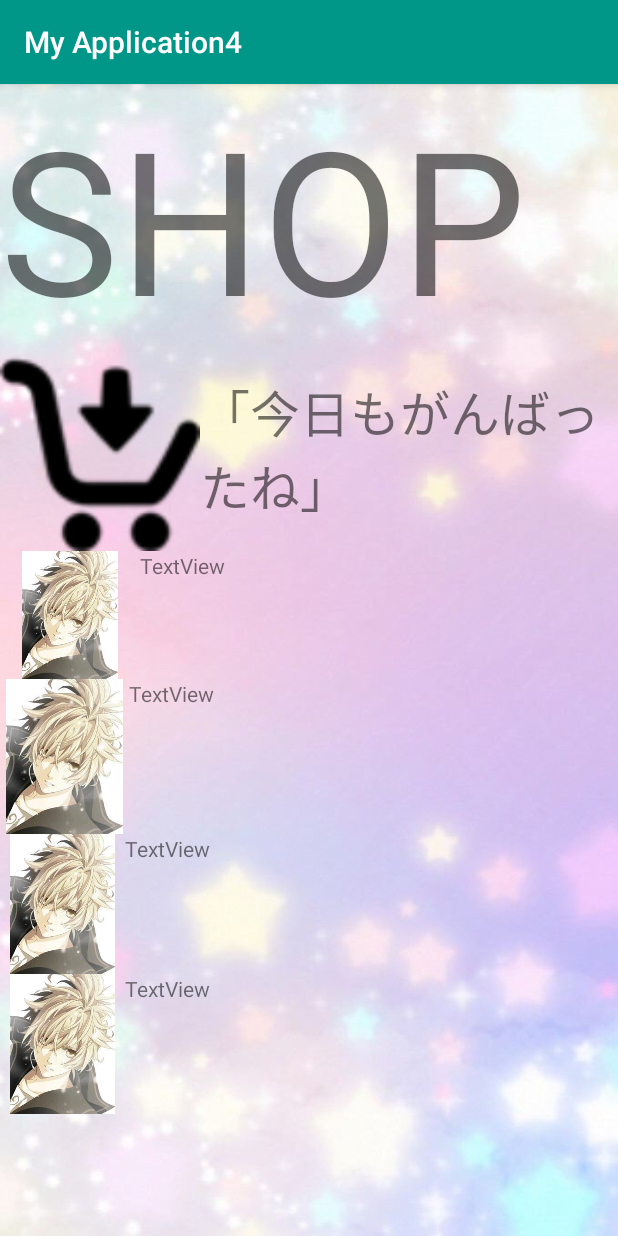
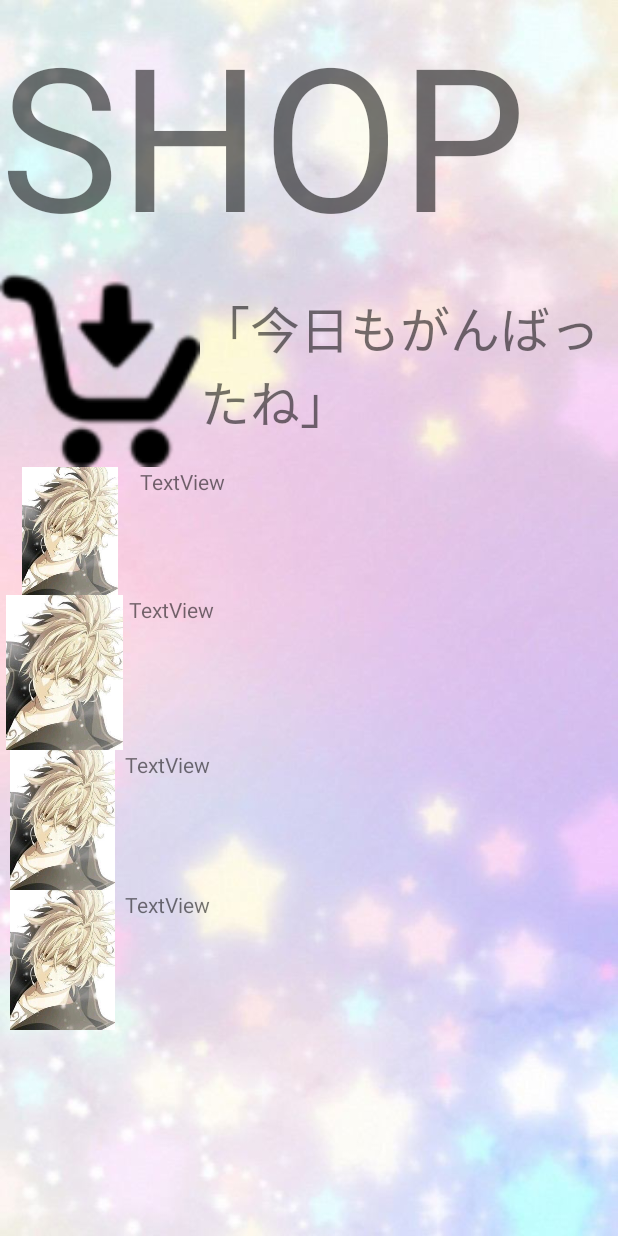
Before and after one commit to NaomiF07/androidAppEx, an Android app: the ShopView screen opened directly, with no data from a screen before it, on a phone screen of 412 x 824 dp. Run offline under Robolectric (Android 15) with nearby library versions, the phone set to English and light mode, and no system bars; Roboto replaces fonts that are not available here.

Commit message:
ショップの上部バーを削除

```diff
--- a/app/src/main/AndroidManifest.xml
+++ b/app/src/main/AndroidManifest.xml
@@ -7,7 +7,7 @@
         android:icon="@drawable/team_icon2"
         android:label="@string/app_name"
         android:supportsRtl="true"
-        android:theme="@style/AppTheme"
+        android:theme="@style/Theme.AppCompat.Light.NoActionBar.FullScreen"
         android:name="Globals">
         <activity
             android:name=".MainActivity"
--- a/app/src/main/res/values/styles.xml
+++ b/app/src/main/res/values/styles.xml
@@ -24,4 +24,12 @@
     <style name="MyTabText" parent="TextAppearance.AppCompat.Button">
         <item name="android:textColor">#eeeeee</item>
     </style>
+
+
+    <style name="Theme.AppCompat.Light.NoActionBar.FullScreen" parent="@style/Theme.AppCompat.Light">
+        <item name="windowNoTitle">true</item>
+        <item name="windowActionBar">false</item>
+        <item name="android:windowFullscreen">true</item>
+        <item name="android:windowContentOverlay">@null</item>
+    </style>
 </resources>
```
